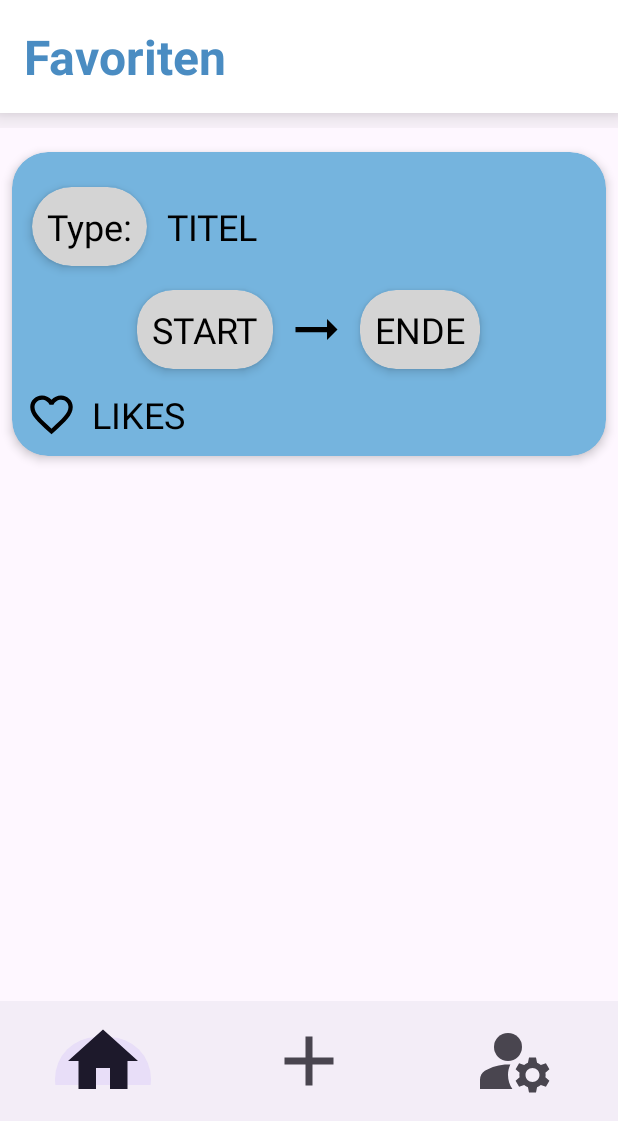
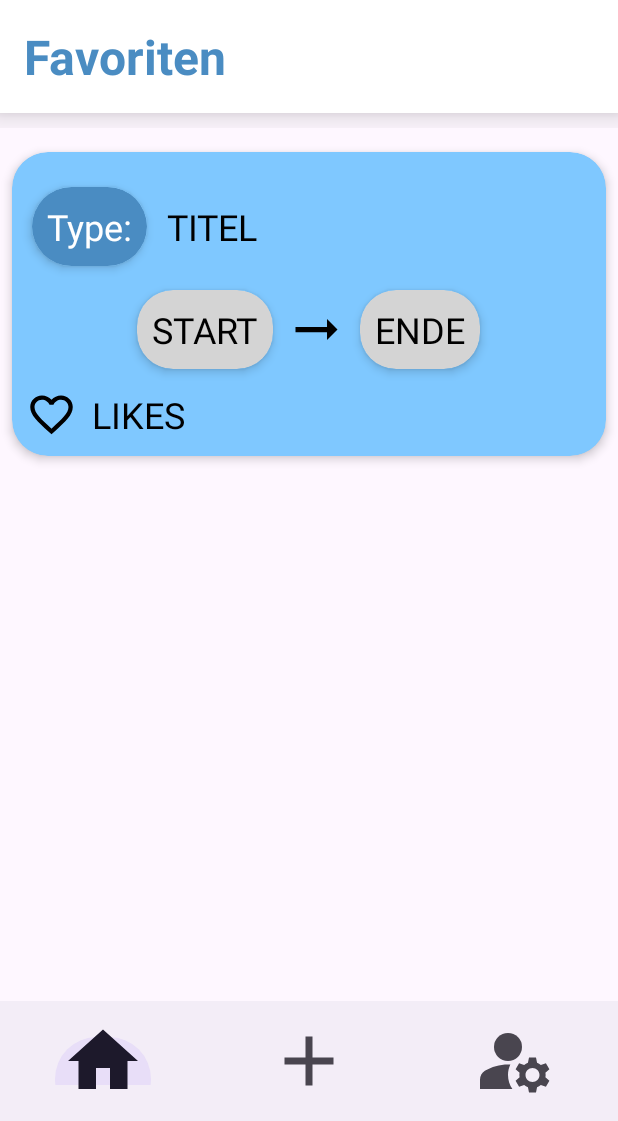
Before and after one commit to Bo960/TSUG, an Android app: the LikedPostsActivity screen opened directly, with no data from a screen before it, on a phone screen of 412 x 824 dp, the part 115-1236 px from its top. Run offline under Robolectric (Android 15) with nearby library versions, the phone set to English and light mode, and no system bars; 8 statements that could not run were skipped.

Commit message:
adjust colors in post_view.xml

```diff
--- a/app/src/main/res/layout/post_view.xml
+++ b/app/src/main/res/layout/post_view.xml
@@ -8,7 +8,7 @@
     android:layout_margin="8dp"
     app:cardCornerRadius="24dp"
     app:cardElevation="4dp"
-    app:cardBackgroundColor="@color/greyBlue">
+    app:cardBackgroundColor="@color/onPrimaryContainerColor">
 
     <RelativeLayout xmlns:android="http://schemas.android.com/apk/res/android"
         android:layout_width="match_parent"
@@ -33,7 +33,7 @@
                 android:layout_margin="8dp"
                 app:cardCornerRadius="32dp"
                 app:cardElevation="4dp"
-                android:backgroundTint="@color/lightGray">
+                android:backgroundTint="@color/primaryColor">
 
                 <TextView
                     android:id="@+id/rv_type"
@@ -42,7 +42,7 @@
                     android:layout_height="wrap_content"
 
                     android:text="Type:"
-                    android:textColor="@color/black"
+                    android:textColor="@color/white"
                     android:textSize="@dimen/klein"
                     android:padding="10dp"/>
 
```
